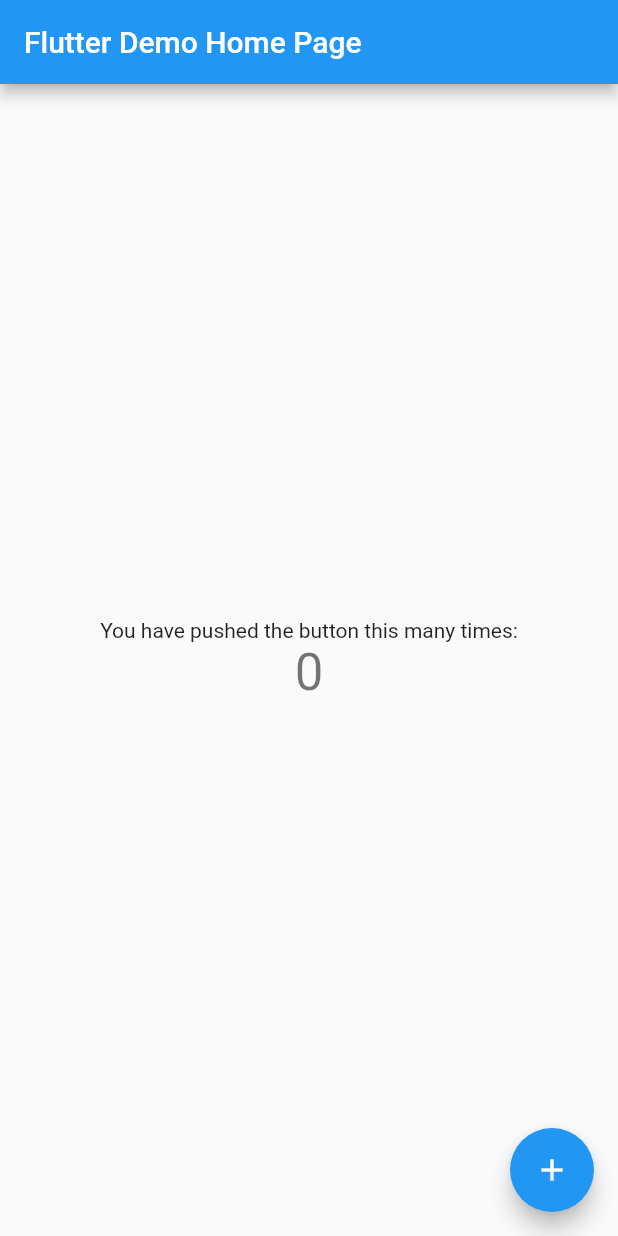
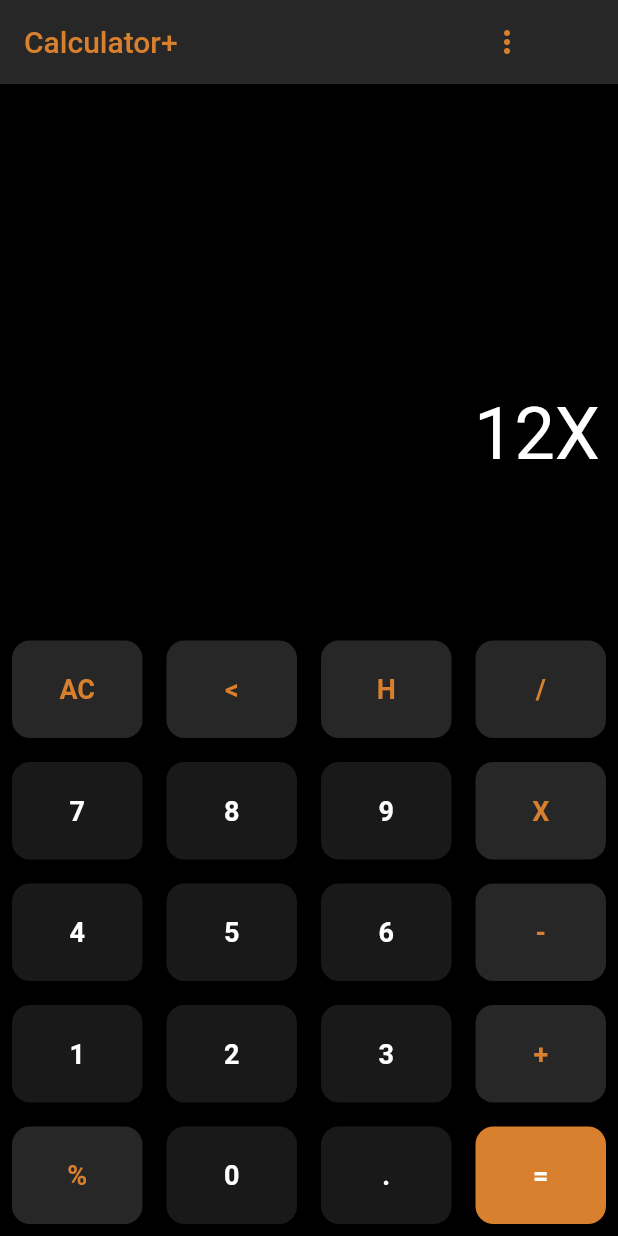
Before and after one commit to swfdandos/calculator-app, a Flutter app: the screen it shows after launch, on a phone screen of 412 x 824 dp. Run offline on Flutter 3.47's test engine with Material 2 defaults, Android fonts, the phone set to English and light mode, and no system bars.

Commit message:
App UI created

```diff
--- a/User Interface/CalculatorPlusMobile/calculatorplus/lib/main.dart
+++ b/User Interface/CalculatorPlusMobile/calculatorplus/lib/main.dart
@@ -3,15 +3,18 @@
 void main() {
   runApp(const MyApp());
 }
-
+const operatorcolor = Color(0xff272727);
+const buttonColor = Color(0xff191919);
+const orangecolor = Color(0xffD9802E);
 class MyApp extends StatelessWidget {
   const MyApp({super.key});
+
 
   // This widget is the root of your application.
   @override
   Widget build(BuildContext context) {
     return MaterialApp(
-      title: 'Flutter Demo',
+      title: 'Calculator+',
       theme: ThemeData(
         // This is the theme of your application.
         //
@@ -24,92 +27,190 @@
         // is not restarted.
         primarySwatch: Colors.blue,
       ),
-      home: const MyHomePage(title: 'Flutter Demo Home Page'),
+      home: const CalcScreen(),
     );
   }
 }
 
-class MyHomePage extends StatefulWidget {
-  const MyHomePage({super.key, required this.title});
-
-  // This widget is the home page of your application. It is stateful, meaning
-  // that it has a State object (defined below) that contains fields that affect
-  // how it looks.
-
-  // This class is the configuration for the state. It holds the values (in this
-  // case the title) provided by the parent (in this case the App widget) and
-  // used by the build method of the State. Fields in a Widget subclass are
-  // always marked "final".
-
-  final String title;
+class CalcScreen extends StatefulWidget {
+  const CalcScreen({Key? key}) : super(key: key);
 
   @override
-  State<MyHomePage> createState() => _MyHomePageState();
+  State<CalcScreen> createState() => _CalcScreenState();
 }
 
-class _MyHomePageState extends State<MyHomePage> {
-  int _counter = 0;
+class _CalcScreenState extends State<CalcScreen> {
+  //Variables
+  double firstnumber = 0.0;
+  double secondnumber = 0.0;
+  var input = '12X';
+  var output = '';
+  var operation = '';
+  var hideInput = false;
+  var outputSize = 34.0;
 
-  void _incrementCounter() {
-    setState(() {
-      // This call to setState tells the Flutter framework that something has
-      // changed in this State, which causes it to rerun the build method below
-      // so that the display can reflect the updated values. If we changed
-      // _counter without calling setState(), then the build method would not be
-      // called again, and so nothing would appear to happen.
-      _counter++;
-    });
+
+
+
+  onButtonClick(value) {
+    //if value is AC
+    if (value == 'AC') {
+      input = '';
+      output = '';
+    } else if( value =='H'){
+
+    } else if (value == '<') {
+      if (input.isNotEmpty) {
+        input = input.substring(0, input.length - 1);
       }
+    }
+    else if (value == '=') {
+      if (input.isNotEmpty) {
+        var userInput = input;
+        userInput = input.replaceAll('X', '*');
+
+
+        //Parser p = Parser();
+        //Expression expression = p.parse(userInput);
+       // ContextModel cm = ContextModel();
+       // var finalValue = expression.evaluate(EvaluationType.REAL, cm);
+        //output = finalValue.toString();
+
+
+
+        if (output.endsWith(".0")) {
+          output = output.substring(0, output.length - 2);
+        }
+        input = output;
+        hideInput = true;
+        outputSize = 52.0;
+      }
+    } else {
+      input = input + value;
+      hideInput = false;
+      outputSize = 34.0;
+    }
+
+    setState(() {});
+  }
+
+
 
   @override
   Widget build(BuildContext context) {
-    // This method is rerun every time setState is called, for instance as done
-    // by the _incrementCounter method above.
-    //
-    // The Flutter framework has been optimized to make rerunning build methods
-    // fast, so that you can just rebuild anything that needs updating rather
-    // than having to individually change instances of widgets.
     return Scaffold(
       appBar: AppBar(
-        // Here we take the value from the MyHomePage object that was created by
-        // the App.build method, and use it to set our appbar title.
-        title: Text(widget.title),
+        title: const Text(
+            "Calculator+",
+          style: TextStyle(
+            color: orangecolor,
           ),
-      body: Center(
-        // Center is a layout widget. It takes a single child and positions it
-        // in the middle of the parent.
+        ),
+        backgroundColor: operatorcolor,
+        actions: [
+          Container(margin: const EdgeInsets.only(right: 50), child: IconButton(onPressed: (){}, icon: const Icon(Icons.more_vert,color: orangecolor,))),
+        ],
+      ),
+      backgroundColor: Colors.black,
+      body: Column(
+        children: [
+          //Input and output area
+          Expanded(
+              child: Container(
+                  width: double.infinity,
+                  padding: const EdgeInsets.all(12),
                   child: Column(
-          // Column is also a layout widget. It takes a list of children and
-          // arranges them vertically. By default, it sizes itself to fit its
-          // children horizontally, and tries to be as tall as its parent.
-          //
-          // Invoke "debug painting" (press "p" in the console, choose the
-          // "Toggle Debug Paint" action from the Flutter Inspector in Android
-          // Studio, or the "Toggle Debug Paint" command in Visual Studio Code)
-          // to see the wireframe for each widget.
-          //
-          // Column has various properties to control how it sizes itself and
-          // how it positions its children. Here we use mainAxisAlignment to
-          // center the children vertically; the main axis here is the vertical
-          // axis because Columns are vertical (the cross axis would be
-          // horizontal).
-          mainAxisAlignment: MainAxisAlignment.center,
-          children: <Widget>[
-            const Text(
-              'You have pushed the button this many times:',
+                    mainAxisAlignment: MainAxisAlignment.end,
+                    crossAxisAlignment: CrossAxisAlignment.end,
+                    children: [
+                      Text(
+                        hideInput ? '' : input,
+                        style: const TextStyle(
+                          fontSize: 48,
+                          color: Colors.white,
+                        ),
+                      ),
+                      const SizedBox(
+                        height: 20,
                       ),
                       Text(
-              '$_counter',
-              style: Theme.of(context).textTheme.headlineMedium,
+                        output,
+                        style: TextStyle(
+                          fontSize: outputSize,
+                          color: Colors.white.withOpacity(0.7),
                         ),
+                      ),
+                      const SizedBox(
+                        height: 30,
+                      )
+                    ],
+                  )
+              )
+          ),
+          Row(children: [
+            button(
+                text: 'AC', buttonBGcolor: operatorcolor, tColor: orangecolor),
+            button(
+                text: '<', buttonBGcolor: operatorcolor, tColor: orangecolor),
+            button( text: 'H', buttonBGcolor: operatorcolor, tColor: orangecolor),
+            button(
+                text: '/', buttonBGcolor: operatorcolor, tColor: orangecolor),
+          ]),
+          Row(children: [
+            button(text: '7'),
+            button(text: '8'),
+            button(text: '9'),
+            button(
+                text: 'X', tColor: orangecolor, buttonBGcolor: operatorcolor),
+          ]),
+          Row(children: [
+            button(text: '4'),
+            button(text: '5'),
+            button(text: '6'),
+            button(
+                text: '-', tColor: orangecolor, buttonBGcolor: operatorcolor),
+          ]),
+          Row(children: [
+            button(text: '1'),
+            button(text: '2'),
+            button(text: '3'),
+            button(
+                text: '+', tColor: orangecolor, buttonBGcolor: operatorcolor),
+          ]),
+          Row(children: [
+            button(
+                text: '%', tColor: orangecolor, buttonBGcolor: operatorcolor),
+            button(text: '0'),
+            button(text: '.'),
+            button(text: '=', buttonBGcolor: orangecolor),
+          ]),
         ],
       ),
+    );
+  }
+
+  Widget button({text, tColor = Colors.white, buttonBGcolor = buttonColor}) {
+    return Expanded(
+        child: Container(
+          margin: const EdgeInsets.all(8),
+          child: ElevatedButton(
+              style: ElevatedButton.styleFrom(
+                shape:
+                RoundedRectangleBorder(borderRadius: BorderRadius.circular(12)),
+                padding: const EdgeInsets.all(22),
+                backgroundColor: buttonBGcolor,
               ),
-      floatingActionButton: FloatingActionButton(
-        onPressed: _incrementCounter,
-        tooltip: 'Increment',
-        child: const Icon(Icons.add),
-      ), // This trailing comma makes auto-formatting nicer for build methods.
+              onPressed: () => onButtonClick(text),
+              child: Text(
+                text,
+                style: TextStyle(
+                  fontSize: 18,
+                  color: tColor,
+                  fontWeight: FontWeight.bold,
+                ),
+              )
+          ),
+        )
     );
   }
 }
```
Lines whose indentation alone changed are shown as unchanged.
